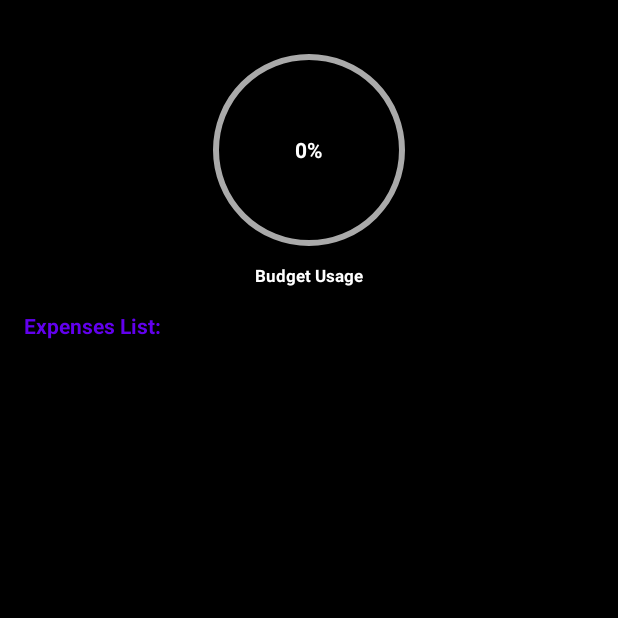
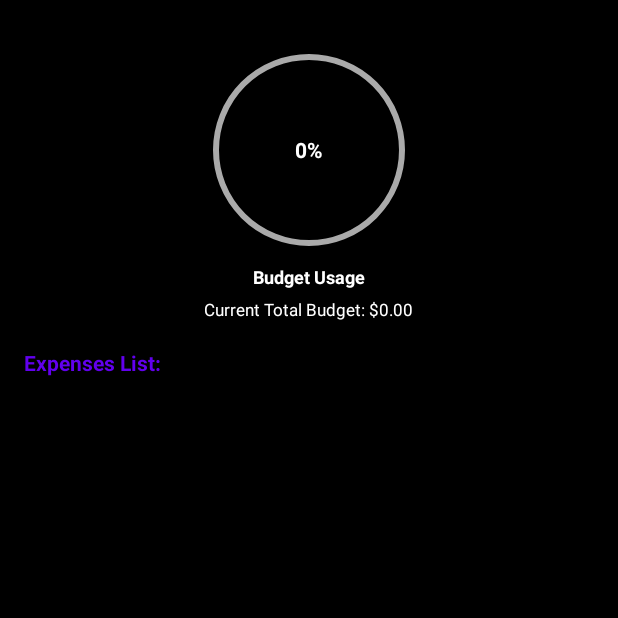
Before and after one commit to maryshkamy/SpendTrack, an Android app: the screen it shows after launch (MainActivity), on a phone screen of 412 x 824 dp, the top half of it. Run offline under Robolectric (Android 15) with nearby library versions, the light colour scheme and no system bars; libraries missing offline, so code that uses them is left out: com.google.android.gms; 1 statement that could not run was skipped.

Commit message:
chore: Add more information to the mobile screen.

```diff
--- a/app/spendtrack/src/main/java/ca/on/conestogac/spendtrack/MainActivity.java
+++ b/app/spendtrack/src/main/java/ca/on/conestogac/spendtrack/MainActivity.java
@@ -23,6 +23,7 @@ import org.json.JSONArray;
 import org.json.JSONObject;
 
 import java.nio.charset.StandardCharsets;
+import java.text.DecimalFormat;
 import java.util.ArrayList;
 import java.util.List;
 
@@ -148,6 +149,16 @@ public class MainActivity extends AppCompatActivity implements MessageClient.OnM
         binding.progressTextView.setText(String.format("%s%%", (int) progress));
         binding.circularProgressIndicator.setMax(100);
         binding.circularProgressIndicator.setProgress((int) progress);
+
+        DecimalFormat formatter = new DecimalFormat("#,##0.00");
+        String formattedBudget = "$" + formatter.format(budget);
+        binding.currentBudgetTextView.setText(
+                String.format(
+                        "%s %s",
+                        getString(R.string.current_total_budget),
+                        formattedBudget
+                )
+        );
     }
 
     // Private method to update the expenses list.
--- a/app/spendtrack/src/main/res/layout/activity_main.xml
+++ b/app/spendtrack/src/main/res/layout/activity_main.xml
@@ -39,8 +39,18 @@
         android:layout_marginTop="8dp"
         android:layout_gravity="center"
         android:text="@string/budget_usage"
+        android:textSize="12sp"
+        android:textStyle="bold"
+        android:textColor="@android:color/white"/>
+
+    <TextView
+        android:id="@+id/currentBudgetTextView"
+        android:layout_width="wrap_content"
+        android:layout_height="wrap_content"
+        android:layout_marginTop="6dp"
+        android:layout_marginBottom="2dp"
+        android:layout_gravity="center"
         android:textSize="11sp"
-        android:textStyle="bold"
         android:textColor="@android:color/white"/>
 
     <TextView
--- a/app/spendtrack/src/main/res/values/strings.xml
+++ b/app/spendtrack/src/main/res/values/strings.xml
@@ -3,4 +3,5 @@
 
     <string name="budget_usage">Budget Usage</string>
     <string name="expenses_list">Expenses List:</string>
+    <string name="current_total_budget">Current Total Budget:</string>
 </resources>
```
